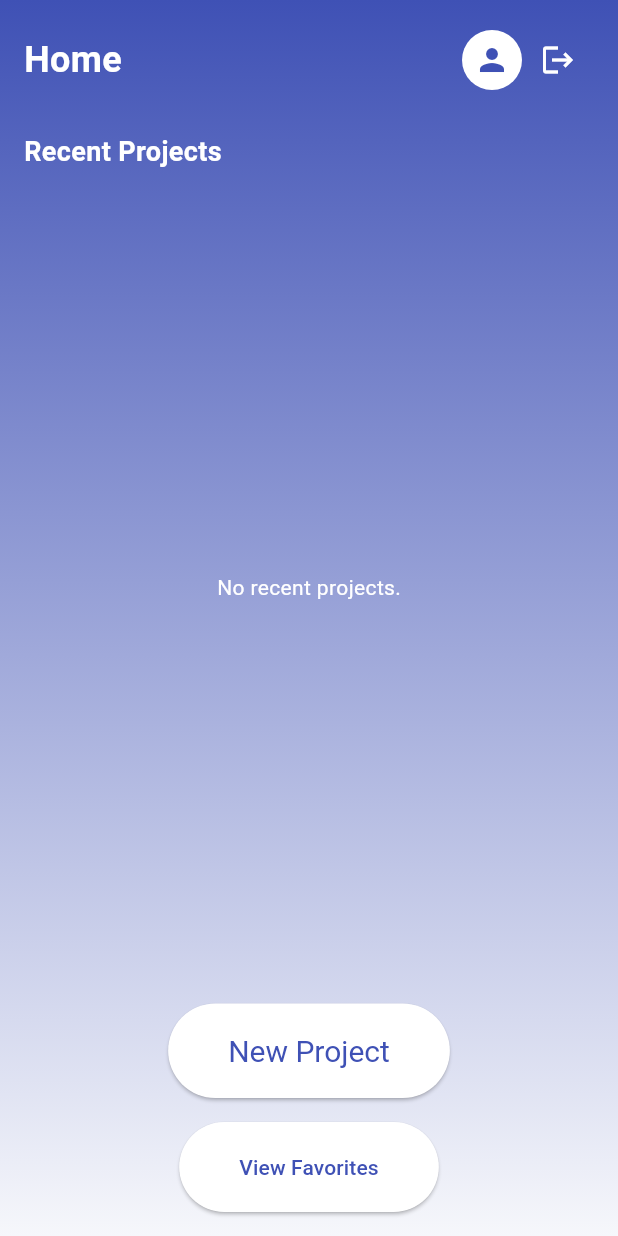
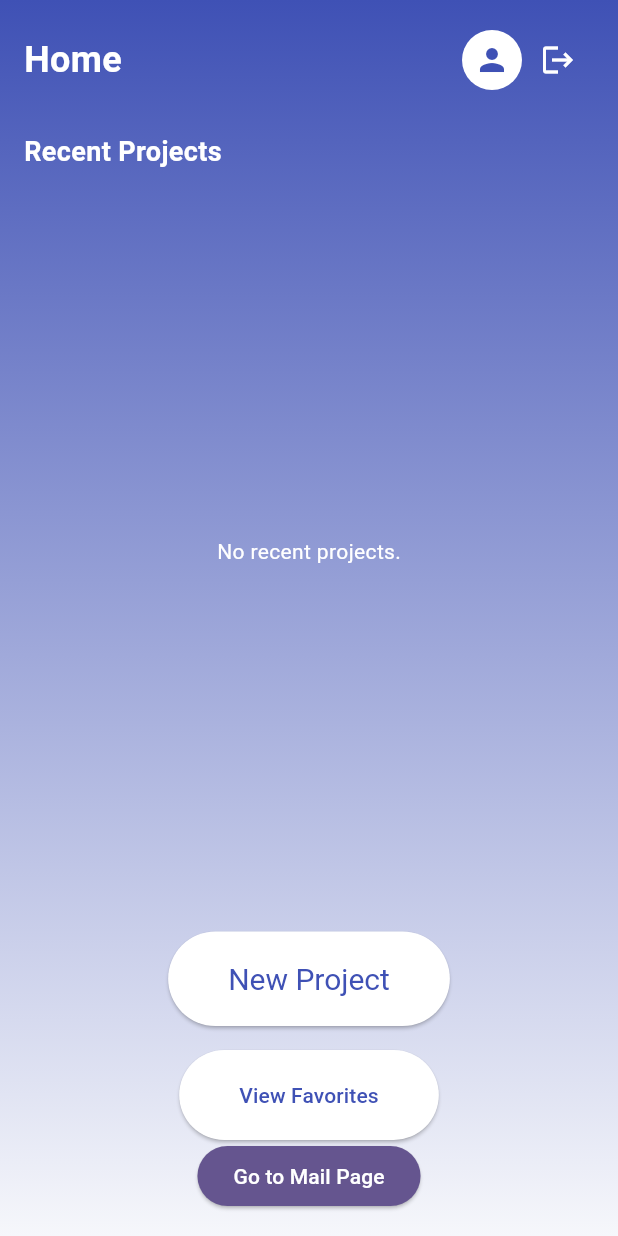
Before and after one commit to lailanabill/mobileproject, a Flutter app: the HomeScreen screen opened by its route, on a phone screen of 412 x 824 dp. Run offline on Flutter 3.47's test engine with Material 3 defaults, Android fonts, the phone set to English and light mode, and no system bars; our stand-ins replace animate_do, file_picker, flutter_dotenv, permission_handler, speech_to_text, sqflite and 1 more; missing offline and left inert: animated_introduction, mailer; accounts and stored records are empty.

```diff
--- a/reqbot/lib/screens/home_screen.dart
+++ b/reqbot/lib/screens/home_screen.dart
@@ -172,7 +172,6 @@ class _HomeScreenState extends State<HomeScreen> {
                             },
                           ),
                   ),
-
                   const SizedBox(height: 16),
                   Center(
                     child: Column(
@@ -215,6 +214,12 @@ class _HomeScreenState extends State<HomeScreen> {
                             style: TextStyle(color: Color(0xFF3F51B5)),
                           ),
                         ),
+                        ElevatedButton(
+                          onPressed: () {
+                            Navigator.pushNamed(context, '/MailPage');
+                          },
+                          child: const Text('Go to Mail Page'),
+                        )
                       ],
                     ),
                   ),
@@ -233,7 +238,8 @@ class AnimatedProjectCard extends StatelessWidget {
   final VoidCallback onRemove;
   final VoidCallback onTap;
 
-  const AnimatedProjectCard({super.key,
+  const AnimatedProjectCard({
+    super.key,
     required this.projectName,
     required this.onRemove,
     required this.onTap,
```
